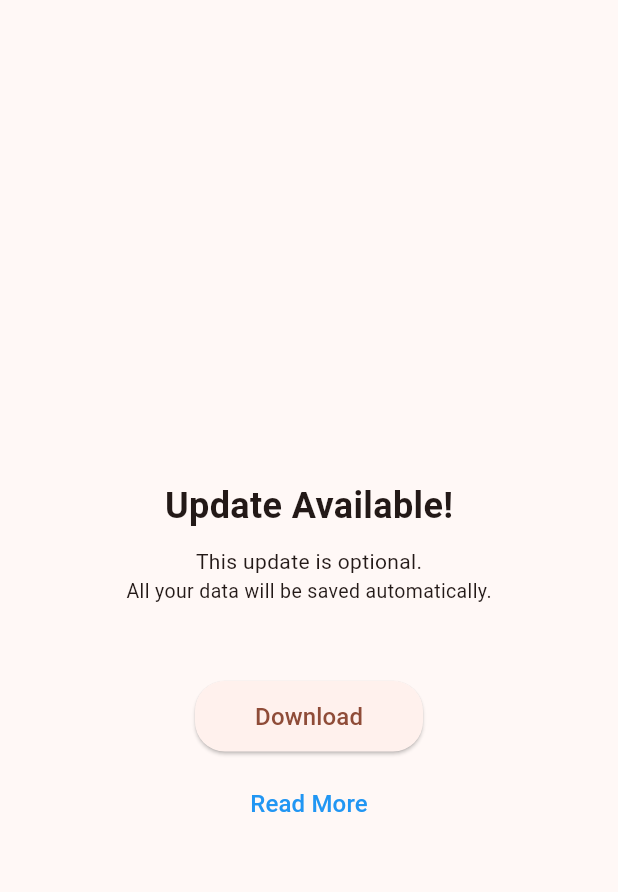
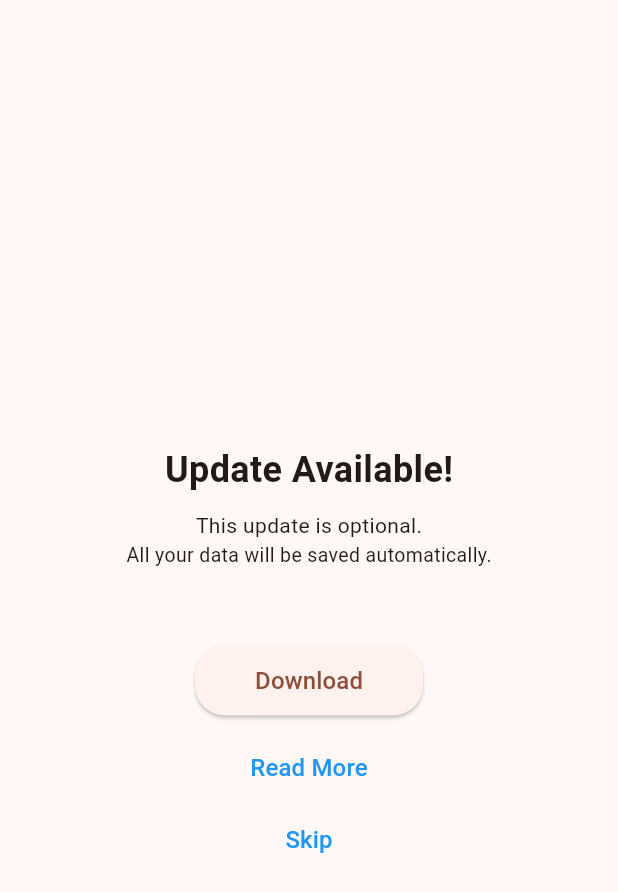
Before and after one commit to WesamAbadi/NoteFuse, a Flutter app: the UpdatePage screen opened directly with empty values, on a phone screen of 412 x 824 dp. Shown: the top 892 px of the screen. Run offline on Flutter 3.47's test engine with Material 3 defaults, Android fonts, the phone set to English and light mode, and no system bars; our stand-ins replace cloud_firestore, firebase_auth, firebase_core, google_sign_in; missing offline and left inert: ota_update; accounts and stored records are empty; generated files the repository leaves out were written again.

Commit message:
better implementation of optional updates

```diff
--- a/lib/pages/update_page.dart
+++ b/lib/pages/update_page.dart
@@ -1,4 +1,5 @@
 import 'package:flutter/material.dart';
+import 'package:note_fuse/pages/home_page.dart';
 import 'package:url_launcher/url_launcher.dart';
 import 'package:ota_update/ota_update.dart';
 
@@ -6,12 +7,12 @@ class UpdatePage extends StatelessWidget {
   final String version;
   final String url;
   final bool mandatory;
-  const UpdatePage(
-      {Key? key,
-      required this.version,
-      required this.url,
-      this.mandatory = false})
-      : super(key: key);
+  const UpdatePage({
+    Key? key,
+    required this.version,
+    required this.url,
+    this.mandatory = false,
+  }) : super(key: key);
 
   @override
   Widget build(BuildContext context) {
@@ -37,9 +38,9 @@ class UpdatePage extends StatelessWidget {
               ),
               SizedBox(height: 10),
               Text(
-                mandatory == true
+                mandatory
                     ? 'This update is mandatory.'
-                    : "This update is optional.",
+                    : 'This update is optional.',
                 style: TextStyle(fontSize: 14, fontWeight: FontWeight.normal),
               ),
               Text(
@@ -78,6 +79,21 @@ class UpdatePage extends StatelessWidget {
                   style: TextStyle(fontSize: 16, color: Colors.blue),
                 ),
               ),
+              if (!mandatory)
+                TextButton(
+                  onPressed: () {
+                    Navigator.push(
+                      context,
+                      MaterialPageRoute(
+                        builder: (context) => HomePage(),
+                      ),
+                    );
+                  },
+                  child: Text(
+                    'Skip',
+                    style: TextStyle(fontSize: 16, color: Colors.blue),
+                  ),
+                ),
             ],
           ),
         ),
```
Also changed, not shown: lib/pages/main_page.dart (+6 -45 lines).
